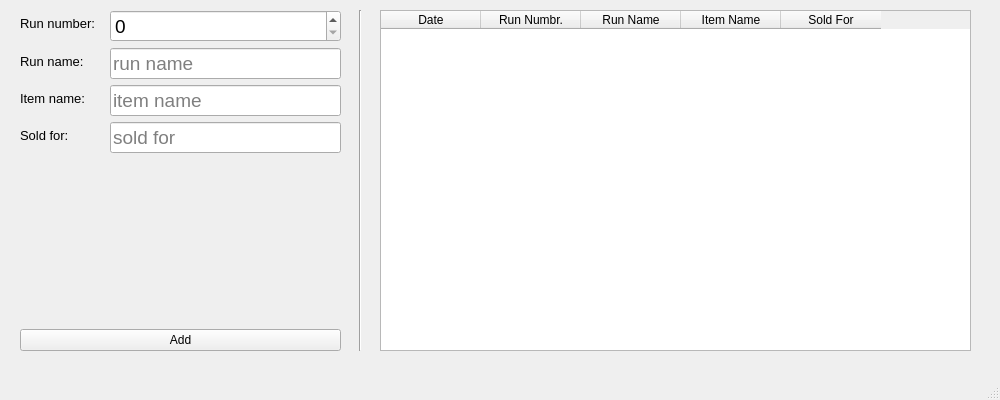
This is designer.ui in Vitja-Nosa/diablo2_run_logger as Qt 5 draws it before an edit. The edited form follows.
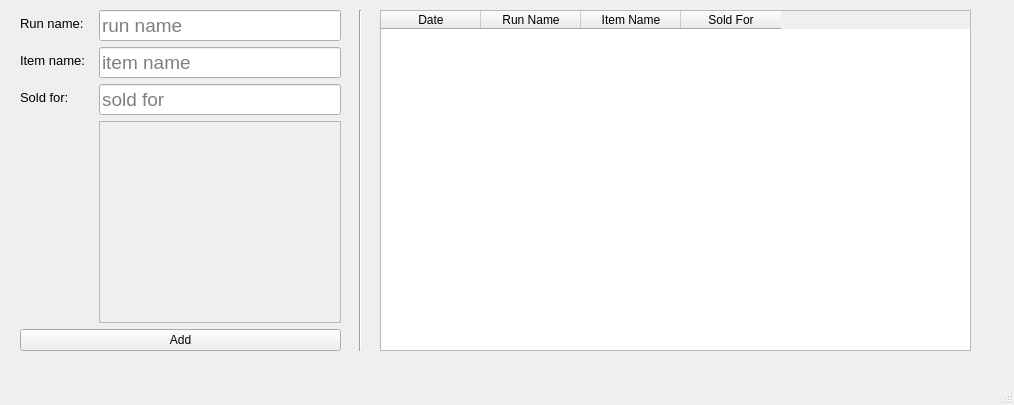
This is the edited form.

```diff
--- a/designer.ui
+++ b/designer.ui
@@ -9,8 +9,8 @@
    <rect>
     <x>0</x>
     <y>0</y>
-    <width>1000</width>
-    <height>400</height>
+    <width>1014</width>
+    <height>405</height>
    </rect>
   </property>
   <property name="windowTitle">
@@ -31,22 +31,6 @@
       <number>14</number>
      </property>
      <item row="0" column="0">
-      <widget class="QLabel" name="label">
-       <property name="font">
-        <font>
-         <family>Arial</family>
-         <pointsize>10</pointsize>
-        </font>
-       </property>
-       <property name="mouseTracking">
-        <bool>true</bool>
-       </property>
-       <property name="text">
-        <string>Run number:</string>
-       </property>
-      </widget>
-     </item>
-     <item row="1" column="0">
       <widget class="QLabel" name="label_2">
        <property name="font">
         <font>
@@ -61,7 +45,7 @@
        </property>
       </widget>
      </item>
-     <item row="1" column="1">
+     <item row="0" column="1">
       <widget class="QLineEdit" name="runNameEl">
        <property name="font">
         <font>
@@ -76,7 +60,7 @@
        </property>
       </widget>
      </item>
-     <item row="2" column="0">
+     <item row="1" column="0">
       <widget class="QLabel" name="label_3">
        <property name="font">
         <font>
@@ -89,7 +73,7 @@
        </property>
       </widget>
      </item>
-     <item row="2" column="1">
+     <item row="1" column="1">
       <widget class="QLineEdit" name="itemNameEl">
        <property name="font">
         <font>
@@ -107,7 +91,38 @@
        </property>
       </widget>
      </item>
-     <item row="4" column="0">
+     <item row="2" column="0">
+      <widget class="QLabel" name="label_4">
+       <property name="font">
+        <font>
+         <family>Arial</family>
+         <pointsize>10</pointsize>
+        </font>
+       </property>
+       <property name="text">
+        <string>Sold for:</string>
+       </property>
+      </widget>
+     </item>
+     <item row="2" column="1">
+      <widget class="QLineEdit" name="soldForEl">
+       <property name="font">
+        <font>
+         <pointsize>14</pointsize>
+        </font>
+       </property>
+       <property name="toolTip">
+        <string>run name</string>
+       </property>
+       <property name="text">
+        <string/>
+       </property>
+       <property name="placeholderText">
+        <string>sold for</string>
+       </property>
+      </widget>
+     </item>
+     <item row="3" column="0">
       <spacer name="verticalSpacer">
        <property name="orientation">
         <enum>Qt::Vertical</enum>
@@ -120,28 +135,7 @@
        </property>
       </spacer>
      </item>
-     <item row="0" column="1">
-      <widget class="QSpinBox" name="runNumbEl">
-       <property name="font">
-        <font>
-         <pointsize>14</pointsize>
-        </font>
-       </property>
-       <property name="styleSheet">
-        <string notr="true"/>
-       </property>
-       <property name="minimum">
-        <number>0</number>
-       </property>
-       <property name="maximum">
-        <number>999999999</number>
-       </property>
-       <property name="value">
-        <number>0</number>
-       </property>
-      </widget>
-     </item>
-     <item row="5" column="0" colspan="2">
+     <item row="4" column="0" colspan="2">
       <widget class="QPushButton" name="addLogBtn">
        <property name="enabled">
         <bool>true</bool>
@@ -151,34 +145,13 @@
        </property>
       </widget>
      </item>
-     <item row="3" column="0">
-      <widget class="QLabel" name="label_4">
-       <property name="font">
-        <font>
-         <family>Arial</family>
-         <pointsize>10</pointsize>
-        </font>
-       </property>
-       <property name="text">
-        <string>Sold for:</string>
-       </property>
-      </widget>
-     </item>
      <item row="3" column="1">
-      <widget class="QLineEdit" name="soldForEl">
-       <property name="font">
-        <font>
-         <pointsize>14</pointsize>
-        </font>
+      <widget class="QFrame" name="frame">
+       <property name="frameShape">
+        <enum>QFrame::StyledPanel</enum>
        </property>
-       <property name="toolTip">
-        <string>run name</string>
-       </property>
-       <property name="text">
-        <string/>
-       </property>
-       <property name="placeholderText">
-        <string>sold for</string>
+       <property name="frameShadow">
+        <enum>QFrame::Raised</enum>
        </property>
       </widget>
      </item>
@@ -213,11 +186,6 @@
       <string>Date</string>
      </property>
     </column>
-    <column>
-     <property name="text">
-      <string>Run Numbr.</string>
-     </property>
-    </column>
     <column>
      <property name="text">
       <string>Run Name</string>
```
Left out of the diff: 3 changed lines with no effect on the pictures.
